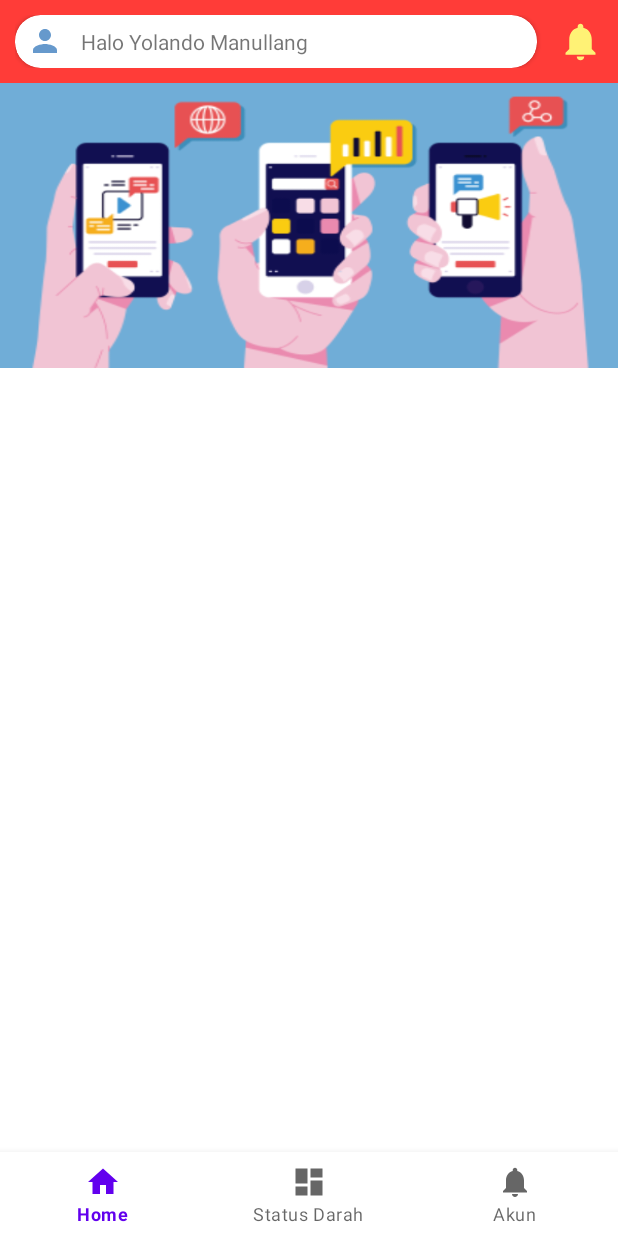
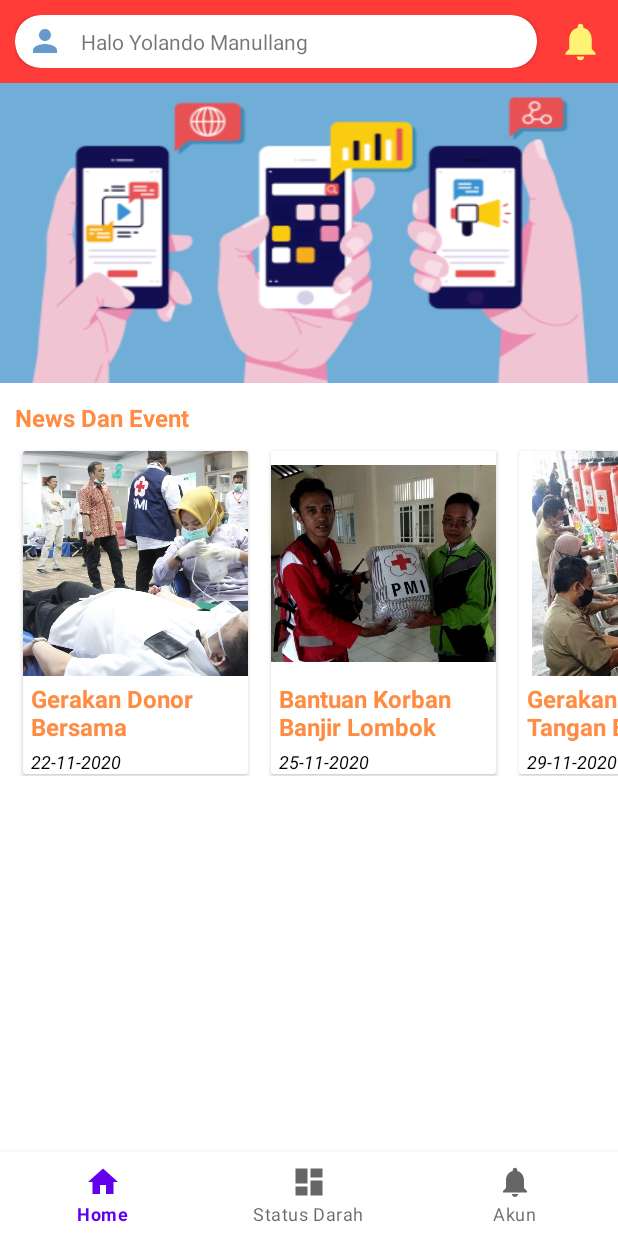
Before and after one commit to yolandomanullang20/PalangMerahIndonesia, an Android app: the screen it shows after launch (MainActivity), on a phone screen of 412 x 824 dp. Run offline under Robolectric (Android 15) with nearby library versions, the phone set to English and light mode, and no system bars.

Commit message:
Done News dan Event

```diff
--- /dev/null
+++ b/app/src/main/java/org/gaptechteam/myapplication/adapter/AdapterBerita.kt
@@ -0,0 +1,35 @@
+package org.gaptechteam.myapplication.adapter
+
+import android.view.LayoutInflater
+import android.view.View
+import android.view.ViewGroup
+import android.widget.ImageView
+import android.widget.TextView
+import androidx.recyclerview.widget.RecyclerView
+import org.gaptechteam.myapplication.R
+import org.gaptechteam.myapplication.model.Berita
+
+class AdapterBerita( var data : ArrayList<Berita>) : RecyclerView.Adapter<AdapterBerita.Holder>() {
+    class Holder(view :View): RecyclerView.ViewHolder(view){
+        val tvJudul = view.findViewById<TextView>(R.id.tv_judul)
+        val tvTanggal = view.findViewById<TextView>(R.id.tv_tanggal)
+        val tvImg = view.findViewById<ImageView>(R.id.img_berita)
+    }
+
+    override fun onCreateViewHolder(parent: ViewGroup, viewType: Int): Holder {
+        val view : View = LayoutInflater.from(parent.context).inflate(R.layout.item_berita, parent, false)
+        return Holder(view)
+    }
+
+    override fun onBindViewHolder(holder: Holder, position: Int) {
+        holder.tvJudul.text = data[position].nama
+        holder.tvTanggal.text = data[position].tanggal
+        holder.tvImg.setImageResource(data[position].gambarBerita)
+
+    }
+
+    override fun getItemCount(): Int {
+        return data.size
+
+    }
+}
--- a/app/src/main/java/org/gaptechteam/myapplication/fragment/HomeFragment.kt
+++ b/app/src/main/java/org/gaptechteam/myapplication/fragment/HomeFragment.kt
@@ -5,13 +5,19 @@ import androidx.fragment.app.Fragment
 import android.view.LayoutInflater
 import android.view.View
 import android.view.ViewGroup
+import android.widget.Adapter
+import androidx.recyclerview.widget.LinearLayoutManager
+import androidx.recyclerview.widget.RecyclerView
 import androidx.viewpager.widget.ViewPager
 import org.gaptechteam.myapplication.R
+import org.gaptechteam.myapplication.adapter.AdapterBerita
 import org.gaptechteam.myapplication.adapter.AdapterSlider
+import org.gaptechteam.myapplication.model.Berita
 
 class HomeFragment : Fragment() {
 
     lateinit var vpSlider : ViewPager
+    lateinit var rv_berita : RecyclerView
 
 
     override fun onCreateView(
@@ -20,8 +26,25 @@ class HomeFragment : Fragment() {
     ): View? {
 
         val view : View = inflater.inflate(R.layout.fragment_home, container, false)
+        //call item from xml
         vpSlider = view.findViewById(R.id.vp_slider)
+        rv_berita = view.findViewById(R.id.rv_news)
 
+        //slider home
+        sliderHome(vpSlider)
+
+        val layoutManager = LinearLayoutManager(activity)
+        layoutManager.orientation = LinearLayoutManager.HORIZONTAL
+
+        rv_berita.adapter = AdapterBerita(arrBerita)
+        rv_berita.layoutManager = layoutManager
+
+
+
+        return view
+    }
+    //slider home
+    fun sliderHome(vpSlider : ViewPager){
         val arraySlider = ArrayList<Int>()
         arraySlider.add(R.drawable.slider1)
         arraySlider.add(R.drawable.slider2)
@@ -29,8 +52,41 @@ class HomeFragment : Fragment() {
 
         val adapterSlide = AdapterSlider(arraySlider,activity)
         vpSlider.adapter = adapterSlide
-        return view
     }
 
+    val arrBerita:ArrayList<Berita>get(){
+        val arr = ArrayList<Berita>()
+        val b1 =  Berita()
+        b1.nama = "Gerakan Donor Bersama"
+        b1.tanggal = "22-11-2020"
+        b1.gambarBerita = R.drawable.berita1
 
+        val b2 =  Berita()
+        b2.nama = "Bantuan Korban Banjir Lombok"
+        b2.tanggal = "25-11-2020"
+        b2.gambarBerita = R.drawable.berita2
+
+        val b3 =  Berita()
+        b3.nama = "Gerakan Cuci Tangan Bersama"
+        b3.tanggal = "29-11-2020"
+        b3.gambarBerita = R.drawable.berita3
+
+        val b4 =  Berita()
+        b4.nama = "PMI With TNI Melakanakan Kegiatan Donor Darah"
+        b4.tanggal = "02-12-2020"
+        b4.gambarBerita = R.drawable.berita4
+
+        val b5 =  Berita()
+        b5.nama = "Hut PMI Ke - 71"
+        b5.tanggal = "03-12-2020"
+        b5.gambarBerita = R.drawable.berita5
+
+        arr.add(b1)
+        arr.add(b2)
+        arr.add(b3)
+        arr.add(b4)
+        arr.add(b5)
+
+        return arr
+    }
 }
--- /dev/null
+++ b/app/src/main/java/org/gaptechteam/myapplication/model/Berita.kt
@@ -0,0 +1,11 @@
+package org.gaptechteam.myapplication.model
+
+import java.io.Serializable
+
+class Berita : Serializable{
+
+    lateinit var nama:String
+    lateinit var tanggal:String
+    var gambarBerita : Int = 0
+
+}
--- a/app/src/main/res/layout/fragment_home.xml
+++ b/app/src/main/res/layout/fragment_home.xml
@@ -50,6 +50,26 @@
     <androidx.viewpager.widget.ViewPager
         android:id="@+id/vp_slider"
         android:layout_width="match_parent"
-        android:layout_height="190dp"/>
+        android:layout_height="200dp"/>
+    <LinearLayout
+        android:orientation="vertical"
+        android:layout_marginTop="12dp"
+        android:layout_width="match_parent"
+        android:layout_height="wrap_content">
+
+        <TextView
+            android:textSize="16dp"
+            android:textStyle="bold"
+            android:textColor="@color/sekunderpertama"
+            android:layout_marginHorizontal="10dp"
+            android:layout_marginBottom="10dp"
+            android:layout_width="wrap_content"
+            android:layout_height="wrap_content"
+            android:text="News Dan Event"/>
+        <androidx.recyclerview.widget.RecyclerView
+            android:id="@+id/rv_news"
+            android:layout_width="match_parent"
+            android:layout_height="wrap_content"/>
+    </LinearLayout>
 
 </LinearLayout>
--- /dev/null
+++ b/app/src/main/res/layout/item_berita.xml
@@ -0,0 +1,47 @@
+<?xml version="1.0" encoding="utf-8"?>
+<androidx.cardview.widget.CardView
+    xmlns:android="http://schemas.android.com/apk/res/android"
+    android:layout_width="150dp"
+    android:layout_height="wrap_content"
+    android:layout_marginLeft="15dp"
+    android:layout_marginVertical="1dp"
+    xmlns:app="http://schemas.android.com/apk/res-auto">
+    <LinearLayout
+        android:orientation="vertical"
+        android:layout_width="match_parent"
+        android:layout_height="wrap_content">
+
+
+        <ImageView
+            android:id="@+id/img_berita"
+            android:layout_width="150dp"
+            android:layout_height="150dp"
+            android:src="@drawable/berita1" />
+        <TextView
+            android:layout_marginHorizontal="5dp"
+            android:layout_marginTop="4dp"
+            android:id="@+id/tv_judul"
+            android:layout_width="match_parent"
+            android:layout_height="wrap_content"
+            android:text="Berita"
+            android:textColor="@color/sekunderpertama"
+            android:lines="2"
+            android:maxLines="2"
+            android:ellipsize="marquee"
+            android:textStyle="bold"
+            android:textSize="16sp"/>
+        <TextView
+            android:layout_marginHorizontal="5dp"
+            android:layout_marginTop="4dp"
+            android:id="@+id/tv_tanggal"
+            android:textColor="@color/black"
+            android:layout_width="wrap_content"
+            android:layout_height="wrap_content"
+            android:text="Tanggal"
+            android:textStyle="italic"
+            android:textSize="12sp"/>
+
+    </LinearLayout>
+
+
+</androidx.cardview.widget.CardView>
--- a/app/src/main/res/layout/item_slider.xml
+++ b/app/src/main/res/layout/item_slider.xml
@@ -7,7 +7,7 @@
     <ImageView
         android:id="@+id/image"
         android:layout_width="match_parent"
-        android:layout_height="190dp"
+        android:layout_height="200dp"
         android:scaleType="fitXY"/>
 
 </RelativeLayout>
--- a/app/src/main/res/values/colors.xml
+++ b/app/src/main/res/values/colors.xml
@@ -8,4 +8,5 @@
 	<color name="black">#FF000000</color>
 	<color name="white">#FFFFFFFF</color>
 	<color name="warnautama">#ff3c38</color>
+	<color name="sekunderpertama">#ff8c42</color>
 </resources>
```
Also changed, not shown: app/src/main/res/drawable/berita1.png (added), app/src/main/res/drawable/berita2.png (added), app/src/main/res/drawable/berita3.png (added), app/src/main/res/drawable/berita4.png (added), app/src/main/res/drawable/berita5.png (added).
